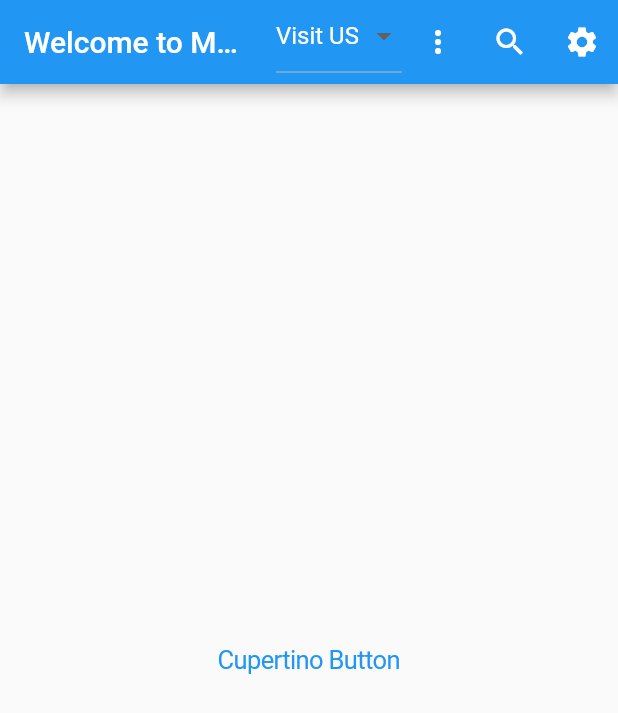
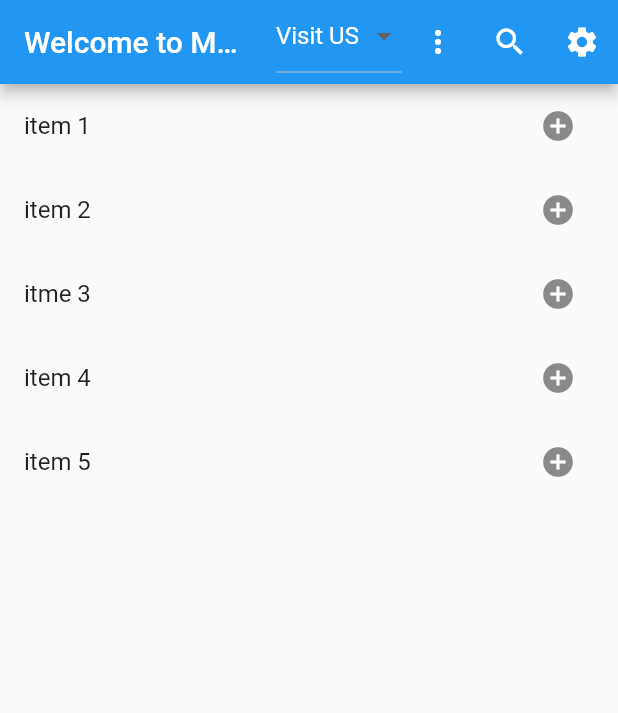
Before and after one commit to Chika2021/Flutter_Menu_Bar, a Flutter app: the screen it shows after launch, on a phone screen of 412 x 824 dp. Shown: the top 713 px of the screen. Run offline on Flutter 3.47's test engine with Material 2 defaults, Android fonts, the phone set to English and light mode, and no system bars.

Commit message:
Creating List of Items

```diff
--- a/lib/main.dart
+++ b/lib/main.dart
@@ -20,6 +20,15 @@ class Dynamic extends StatefulWidget {
 }
 
 class _DynamicState extends State<Dynamic> {
+  final List<String> _items = ['item 1', 'item 2', 'itme 3', 'item 4', 'item 5'];
+  final List<String> _cartItems = [];
+
+  void addItemToCart(String item) {
+    setState(() {
+      _cartItems.add(item);
+    });
+  }
+
   @override
   Widget build(BuildContext context) {
     return Scaffold(
@@ -33,21 +42,24 @@ class _DynamicState extends State<Dynamic> {
           //   ])
           // ],
 
-
-          actions:   [
-            DropdownButton( items:const  [
-               DropdownMenuItem(value:'Option 1' , child: Text('Option 1') ),
+          actions: [
+            DropdownButton(
+                items: const [
+                  DropdownMenuItem(value: 'Option 1', child: Text('Option 1')),
                   DropdownMenuItem(value: 'Option 2', child: Text('Option 2')),
-               DropdownMenuItem(value:'Option 3', child: Text('Option 3'))
-
-            ], onChanged: (newValue) => {
-
-            }, hint: const Text('Visit US' , style:TextStyle(color: Colors.white),) ),
-
-              PopupMenuButton<String>(itemBuilder: (context) => [
+                  DropdownMenuItem(value: 'Option 3', child: Text('Option 3'))
+                ],
+                onChanged: (newValue) => {},
+                hint: const Text(
+                  'Visit US',
+                  style: TextStyle(color: Colors.white),
+                )),
+            PopupMenuButton<String>(
+                itemBuilder: (context) => [
                       const PopupMenuItem(value: 'First', child: Text('First')),
-              const PopupMenuItem(value:'Seconst', child: Text('Second')),
-              const PopupMenuItem(value:'Third', child: Text('Third'))
+                      const PopupMenuItem(
+                          value: 'Seconst', child: Text('Second')),
+                      const PopupMenuItem(value: 'Third', child: Text('Third'))
                     ]),
             IconButton(
               icon: const Icon(Icons.search),
@@ -64,11 +76,21 @@ class _DynamicState extends State<Dynamic> {
               },
             ),
           ],
+        ),
+        body: ListView.builder(
+            itemCount: _items.length,
+            itemBuilder: (context, index) {
+              final item = _items[index];
+              final isInCart = _cartItems.contains(item);
+
+              return ListTile(
+                title: Text(item),
+                trailing: isInCart  ? Icon(Icons.check_circle , color:Colors.green)
+                                    : IconButton(icon:Icon(Icons.add_circle)  ,
+                                    onPressed:() => addItemToCart(item)),
+              );
 
 
-        ),
-        body: Center(
-            child: CupertinoButton(
-                onPressed: () {}, child: const Text('Cupertino Button'))));
+            }));
   }
 }
```
Lines whose indentation alone changed are shown as unchanged.
